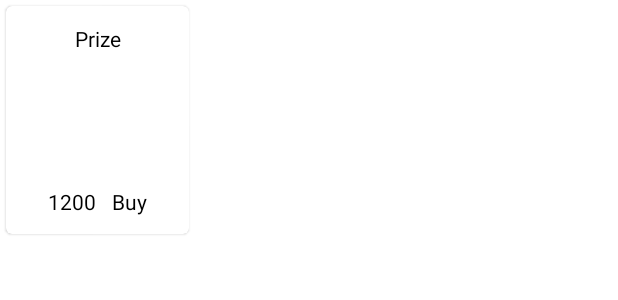
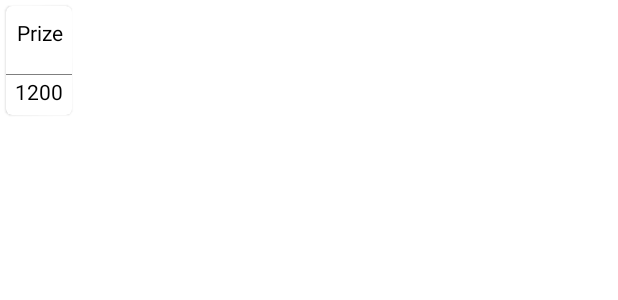
Before and after one commit to uptechteam/halo, an Android app: the layout item_shop.xml on its own in the app's theme, with its tools: preview values and no code run, on a phone screen of 412 x 824 dp. Shown: the top 300 px of the screen. Run offline under Robolectric (Android 15) with nearby library versions, the phone set to English and light mode, and no system bars.

Commit message:
display list of shop items

```diff
--- a/app/src/main/java/com/uptech/halo/models/Reward.kt
+++ b/app/src/main/java/com/uptech/halo/models/Reward.kt
@@ -10,12 +10,12 @@ data class InstructionReward(
   override val id: String,
   override val name: String,
   override val description: String,
-  val stepsToReceive: List<String>
+  val stepsToReceive: String
 ) : Reward {
   constructor() : this(
     "",
     "",
     "",
-    emptyList()
+    ""
   )
 }
--- a/app/src/main/java/com/uptech/halo/models/ShopItem.kt
+++ b/app/src/main/java/com/uptech/halo/models/ShopItem.kt
@@ -24,8 +24,8 @@ data class ServiceShopItem(
     "",
     "",
     0L,
-    PartnerUser("", "", "", emptyList()),
-    InstructionReward("", "", "", emptyList()),
+    PartnerUser("", "", ""),
+    InstructionReward("", "", "", ""),
     ""
   )
 }
--- a/app/src/main/java/com/uptech/halo/models/User.kt
+++ b/app/src/main/java/com/uptech/halo/models/User.kt
@@ -38,12 +38,10 @@ data class PartnerUser(
   override val id: String,
   override val name: String,
   override val email: String,
-  val shopItems: List<ShopItem>
 ) : User {
   constructor() : this(
     "",
     "",
     "",
-    emptyList()
   )
 }
--- a/app/src/main/java/com/uptech/halo/shop/ShopFragment.kt
+++ b/app/src/main/java/com/uptech/halo/shop/ShopFragment.kt
@@ -28,7 +28,7 @@ class ShopFragment : Fragment(R.layout.fragment_shop) {
     glide = Glide.with(this)
     adapter = ShopAdapter(mutableListOf(), glide)
 
-    binding.shopItemsRv.layoutManager = GridLayoutManager(requireContext(), 4)
+    binding.shopItemsRv.layoutManager = GridLayoutManager(requireContext(), 2)
     binding.shopItemsRv.adapter = adapter
 
     initData()
--- a/app/src/main/res/layout/item_shop.xml
+++ b/app/src/main/res/layout/item_shop.xml
@@ -4,18 +4,20 @@
     android:id="@+id/background"
     android:layout_width="wrap_content"
     android:layout_height="wrap_content"
-    android:layout_margin="4dp"
-    >
+    android:layout_margin="4dp">
 
     <androidx.constraintlayout.widget.ConstraintLayout
-        android:layout_width="122dp"
-        android:layout_height="152dp"
-        android:padding="12dp">
+        android:layout_width="wrap_content"
+        android:layout_height="wrap_content"
+        >
 
         <com.google.android.material.textview.MaterialTextView
             android:id="@+id/itemName"
-            android:layout_width="wrap_content"
+            android:layout_width="0dp"
             android:layout_height="wrap_content"
+            android:gravity="center"
+            android:lines="2"
+            android:ellipsize="end"
             android:text="Prize"
             android:textColor="@color/black"
             app:layout_constraintEnd_toEndOf="parent"
@@ -24,13 +26,25 @@
 
         <ImageView
             android:id="@+id/itemImage"
-            android:layout_width="0dp"
+            android:layout_width="wrap_content"
             android:layout_height="0dp"
+            app:layout_constraintDimensionRatio="H,14:9"
             android:layout_margin="6dp"
             app:layout_constraintBottom_toTopOf="@id/itemPrice"
             app:layout_constraintEnd_toEndOf="parent"
             app:layout_constraintStart_toStartOf="parent"
             app:layout_constraintTop_toBottomOf="@id/itemName" />
+
+        <View
+            android:id="@+id/divider"
+            android:layout_width="0dp"
+            android:layout_height="0.5dp"
+            android:layout_marginTop="4dp"
+            android:background="@color/black"
+            android:alpha="0.5"
+            app:layout_constraintEnd_toEndOf="parent"
+            app:layout_constraintStart_toStartOf="parent"
+            app:layout_constraintTop_toBottomOf="@id/itemImage" />
 
         <com.google.android.material.textview.MaterialTextView
             android:id="@+id/itemPrice"
@@ -38,23 +52,11 @@
             android:layout_height="wrap_content"
             android:text="1200"
             android:textColor="@color/black"
-            app:layout_constraintStart_toStartOf="@id/itemImage"
-            app:layout_constraintEnd_toStartOf="@id/temBuy"
+            android:layout_margin="6dp"
             app:layout_constraintBottom_toBottomOf="parent"
+            app:layout_constraintEnd_toEndOf="parent"
             app:layout_constraintHorizontal_chainStyle="spread"
-
-            />
-
-        <com.google.android.material.textview.MaterialTextView
-            android:id="@+id/temBuy"
-            android:layout_width="wrap_content"
-            android:layout_height="wrap_content"
-            android:text="Buy"
-            android:textColor="@color/black"
-            app:layout_constraintBottom_toBottomOf="parent"
-            app:layout_constraintEnd_toEndOf="@id/itemImage"
-            app:layout_constraintStart_toEndOf="@id/itemPrice"
-            />
+            app:layout_constraintStart_toStartOf="parent" />
 
     </androidx.constraintlayout.widget.ConstraintLayout>
 </com.google.android.material.card.MaterialCardView>
```
